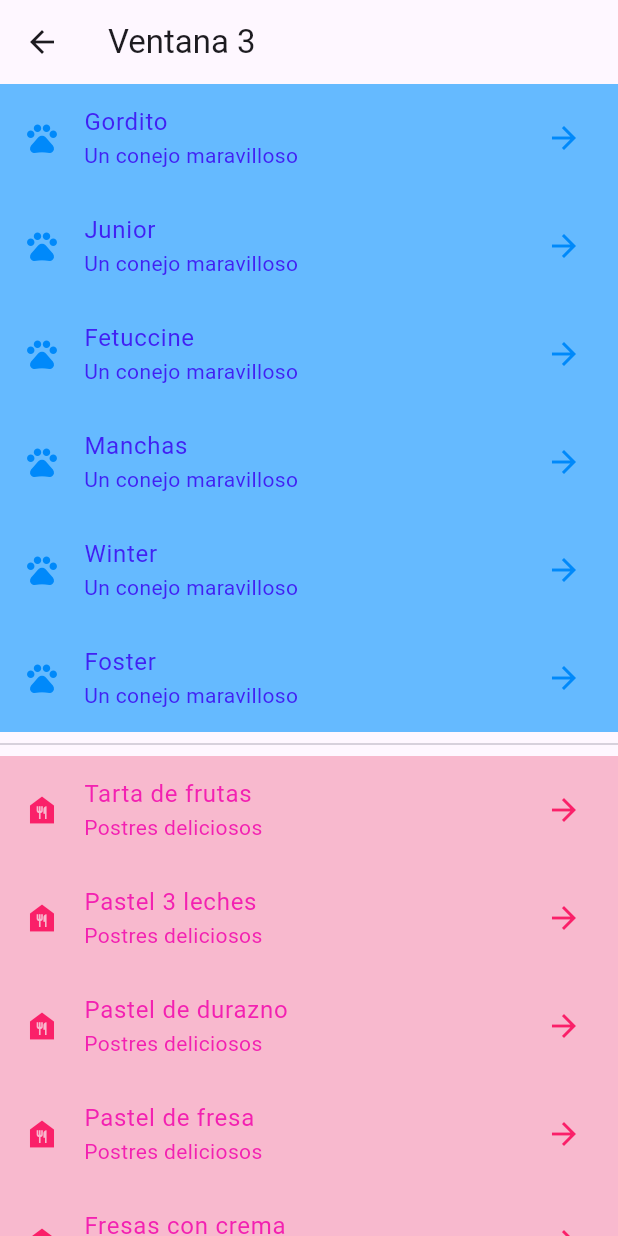
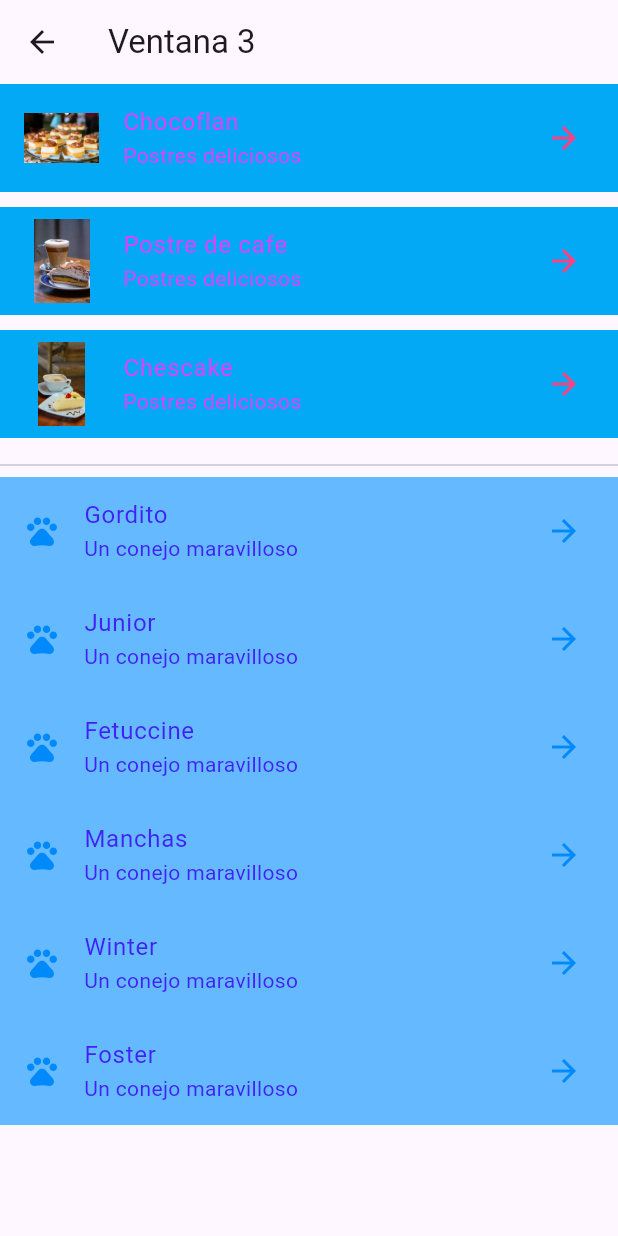
Before and after one commit to fernandezalexia57-has/elementos4a26, a Flutter app: the Screen3 screen opened directly, on a phone screen of 412 x 824 dp. Run offline on Flutter 3.47's test engine with Material 3 defaults, Android fonts, the phone set to English and light mode, and no system bars.

Commit message:
Metodo para crear un ListTile con separcion

```diff
--- a/lib/screens/screen3.dart
+++ b/lib/screens/screen3.dart
@@ -2,6 +2,12 @@ import 'package:flutter/material.dart';
 
 class Screen3 extends StatelessWidget {
   const Screen3({super.key});
+
+  final Map<String, String> postre = const {
+    'Chocoflan': 'assets/imgs/postre3.jpg',
+    'Postre de cafe': 'assets/imgs/postre1.jpg',
+    'Chescake': 'assets/imgs/postre2.jpg'
+  };
 
   final conejos = const [
     'Gordito',
@@ -12,24 +18,21 @@ class Screen3 extends StatelessWidget {
     'Foster',
   ];
 
-  final postres = const [
-    'Tarta de frutas',
-    'Pastel 3 leches',
-    'Pastel de durazno',
-    'Pastel de fresa',
-    'Fresas con crema',
-    'Chocoflan',
-    'Tarta de manzana',
-    'Hojandra',
-    'Rollo de frutas',
-  ];
-
   @override
   Widget build(BuildContext context) {
     return Scaffold(
       appBar: AppBar(title: Text('Ventana 3'),),
       body: ListView(
         children: [
+          ...postre.entries.map((postree){
+            return _tilePostre(postree.key,
+                postree.value,
+                Colors.lightBlue,
+                Colors.pinkAccent,
+                Colors.purpleAccent,
+            );
+          }),
+          Divider(),
           ...conejos.map((conejo)=>ListTile(
             leading: Icon(Icons.pets_rounded),
             title: Text(conejo),
@@ -40,19 +43,34 @@ class Screen3 extends StatelessWidget {
             textColor: const Color.fromARGB(255, 65, 33, 243),
           ),
           ),
-          Divider(),
-          ...postres.map((postre)=>ListTile(
-            leading: Icon(Icons.food_bank),
-            title: Text(postre),
-            subtitle: Text('Postres deliciosos'),
-            trailing: Icon(Icons.arrow_forward),
-            tileColor: const Color.fromARGB(255, 248, 185, 206),
-            iconColor: const Color.fromARGB(255, 250, 32, 105),
-            textColor: const Color.fromARGB(255, 243, 33, 177),
-          ),
-          ),
         ],
       ),
     );
   }
+
+  Widget _tilePostre(
+    String posName,
+    String posImage,
+    Color tileColor,
+    Color iconColor,
+    Color textColor
+  ) {
+    final tile = ListTile(
+            leading: Image.asset(posImage, width: 50, height: 60),
+            title: Text(posName),
+            subtitle: Text('Postres deliciosos'),
+            trailing: Icon(Icons.arrow_forward),
+            tileColor: tileColor,
+            iconColor: iconColor,
+            textColor: textColor,
+    );
+
+    final espacio = SizedBox(height: 10);
+    return Column(
+      children: [
+        tile,
+        espacio
+      ],
+    );
+  }
 }
--- a/pubspec.yaml
+++ b/pubspec.yaml
@@ -22,3 +22,9 @@ flutter:
     - assets/imgs/atardecer1.jpg
     - assets/imgs/atardecer2.jpg
     - assets/imgs/atardecer3.jpg
+    - assets/imgs/postre1.jpg
+    - assets/imgs/postre2.jpg
+    - assets/imgs/postre3.jpg
+    - assets/imgs/postre4.jpg
+    - assets/imgs/postre5.jpg
+    - assets/imgs/postre6.jpg
```
Also changed, not shown: assets/imgs/postre1.jpg (added), assets/imgs/postre2.jpg (added), assets/imgs/postre3.jpg (added), assets/imgs/postre4.jpg (added), assets/imgs/postre5.jpg (added), assets/imgs/postre6.jpg (added).
